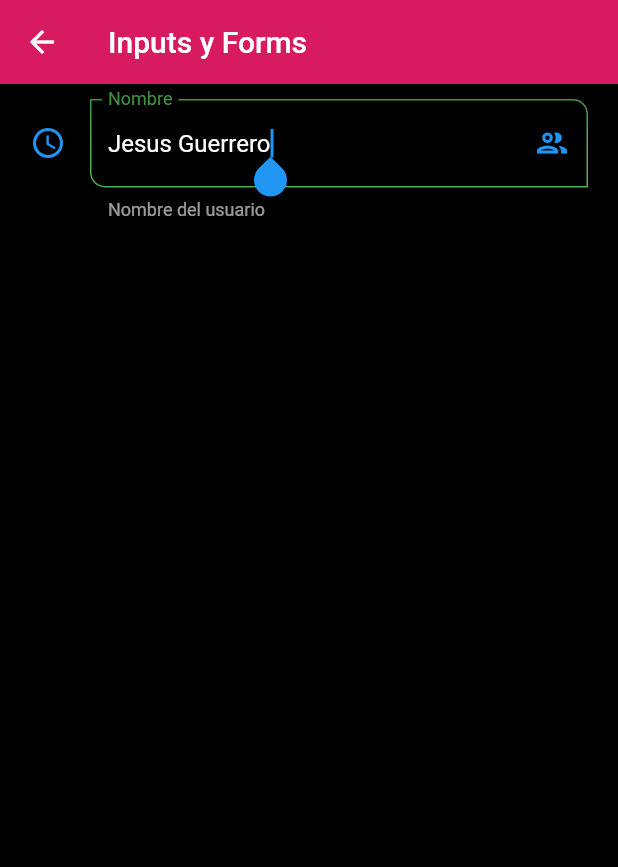
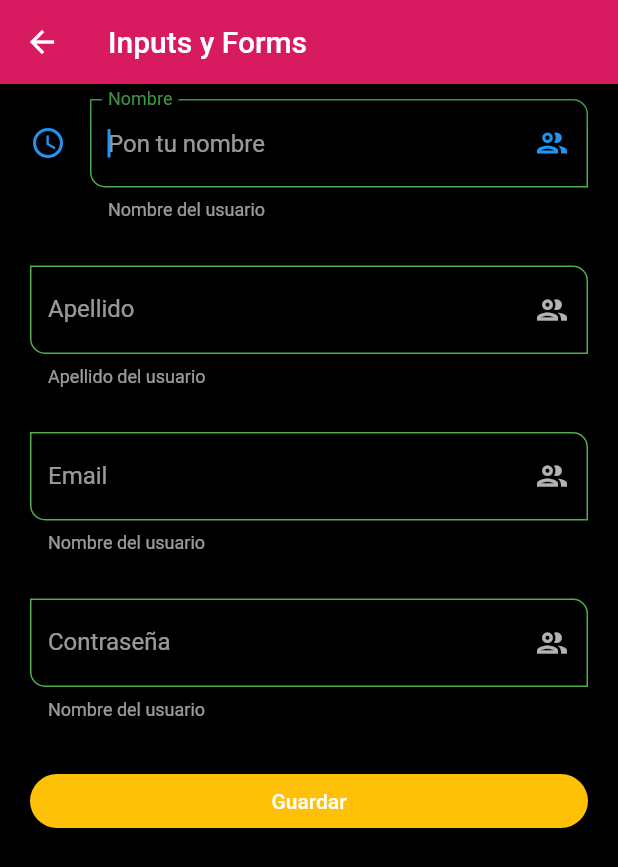
Before and after one commit to jguegon966/fl_components, a Flutter app: the InputsScreen screen opened by its route, on a phone screen of 412 x 824 dp. Shown: the top 867 px of the screen. Run offline on Flutter 3.47's test engine with Material 2 defaults, Android fonts, the phone set to English and light mode, and no system bars.

Commit message:
cambios4

```diff
--- a/lib/screens/inputs_screen.dart
+++ b/lib/screens/inputs_screen.dart
@@ -7,6 +7,16 @@ class InputsScreen extends StatelessWidget {
 
   @override
   Widget build(BuildContext context) {
+    final GlobalKey<FormState> myFormKey = GlobalKey<FormState>();
+
+    final Map<String, String> formValues = {
+      'first_name': 'Jesus',
+      'last_name': 'Guerrero',
+      'email': 'jguegon966@gmail.com',
+      'password': '12345',
+      'role': 'Admin',
+    };
+
     return Scaffold(
       appBar: AppBar(
         title: const Text('Inputs y Forms'),
@@ -14,10 +24,68 @@ class InputsScreen extends StatelessWidget {
       body: SingleChildScrollView(
         child: Padding(
           padding: const EdgeInsets.symmetric(horizontal: 20, vertical: 10),
-          child: Column(
-            children: const [
-              CustomInputField(labelText: 'Nombre', helperText: 'Nombre del usuario', hinText: 'Pon tu nombre', icon: (Icons.access_time), suffixIcon: (Icons.account_balance_wallet),)
-            ],
+          child: Form(
+            key: myFormKey,
+            child: Column(
+              children: [
+                const CustomInputField(
+                  labelText: 'Nombre',
+                  helperText: 'Nombre del usuario',
+                  hinText: 'Pon tu nombre',
+                  icon: (Icons.access_time),
+                  suffixIcon: (Icons.account_balance_wallet),
+                ),
+                const SizedBox(
+                  height: 30,
+                ),
+                const CustomInputField(
+                  labelText: 'Apellido',
+                  helperText: 'Apellido del usuario',
+                  hinText: 'Pon tu apellido',
+                  suffixIcon: (Icons.account_balance_wallet),
+                ),
+                const SizedBox(
+                  height: 30,
+                ),
+                const CustomInputField(
+                  labelText: 'Email',
+                  helperText: 'Nombre del usuario',
+                  hinText: 'Pon email',
+                  keyboardType: TextInputType.emailAddress,
+                  suffixIcon: (Icons.account_balance_wallet),
+                ),
+                const SizedBox(
+                  height: 30,
+                ),
+                const CustomInputField(
+                  labelText: 'Contraseña',
+                  helperText: 'Nombre del usuario',
+                  hinText: 'Pon una contraseña',
+                  obscureText: true,
+                  suffixIcon: (Icons.account_balance_wallet),
+                ),
+                const SizedBox(
+                  height: 30,
+                ),
+                ElevatedButton(
+                    onPressed: () {
+
+                      FocusScope.of(context).requestFocus(FocusNode());
+
+                      if (!myFormKey.currentState!.validate()) {
+                        print('Formulario no valido');
+                        return;
+                      }
+                      print(formValues);
+                    },
+                    child: const SizedBox(
+                      width: double.infinity,
+                      child: Center(
+                        child: const Text('Guardar'),
+                      ),
+                    ))
+              ],
+            ),
           ),
         ),
       ),
--- a/lib/widgets/custom_input_Field.dart
+++ b/lib/widgets/custom_input_Field.dart
@@ -6,6 +6,8 @@ class CustomInputField extends StatelessWidget {
   final String? helperText;
   final IconData? icon;
   final IconData? suffixIcon;
+  final TextInputType? keyboardType;
+  final bool obscureText;
 
   const CustomInputField({
     Key? key,
@@ -14,14 +16,18 @@ class CustomInputField extends StatelessWidget {
     this.helperText,
     this.icon,
     this.suffixIcon,
+    this.keyboardType,
+    this.obscureText = false,
   }) : super(key: key);
 
   @override
   Widget build(BuildContext context) {
     return TextFormField(
       autofocus: true,
-      initialValue: 'Jesus Guerrero',
+      initialValue: '',
       textCapitalization: TextCapitalization.words,
+      keyboardType: keyboardType,
+      obscureText: obscureText,
       onChanged: (value) {
         print('value: $value');
       },
@@ -36,7 +42,7 @@ class CustomInputField extends StatelessWidget {
         helperText: helperText,
         //prefixIcon: Icon(Icons.verified_user_outlined),
         suffixIcon: suffixIcon == null ? null : Icon(Icons.group_outlined),
-        icon: icon == null ? null : Icon( icon ),
+        icon: icon == null ? null : Icon(icon),
       ),
     );
   }
```
